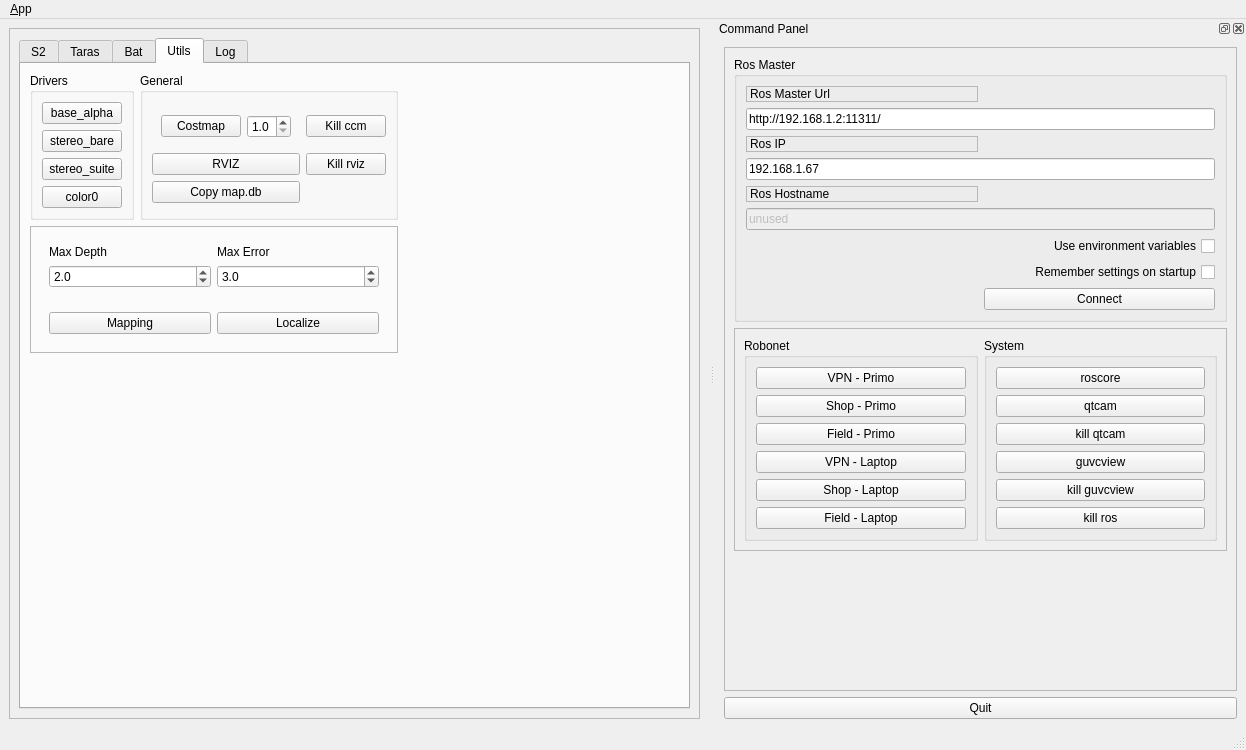
Qt form src/primo_dash/ui/main_window.ui (paulsammut/primo) before a commit.
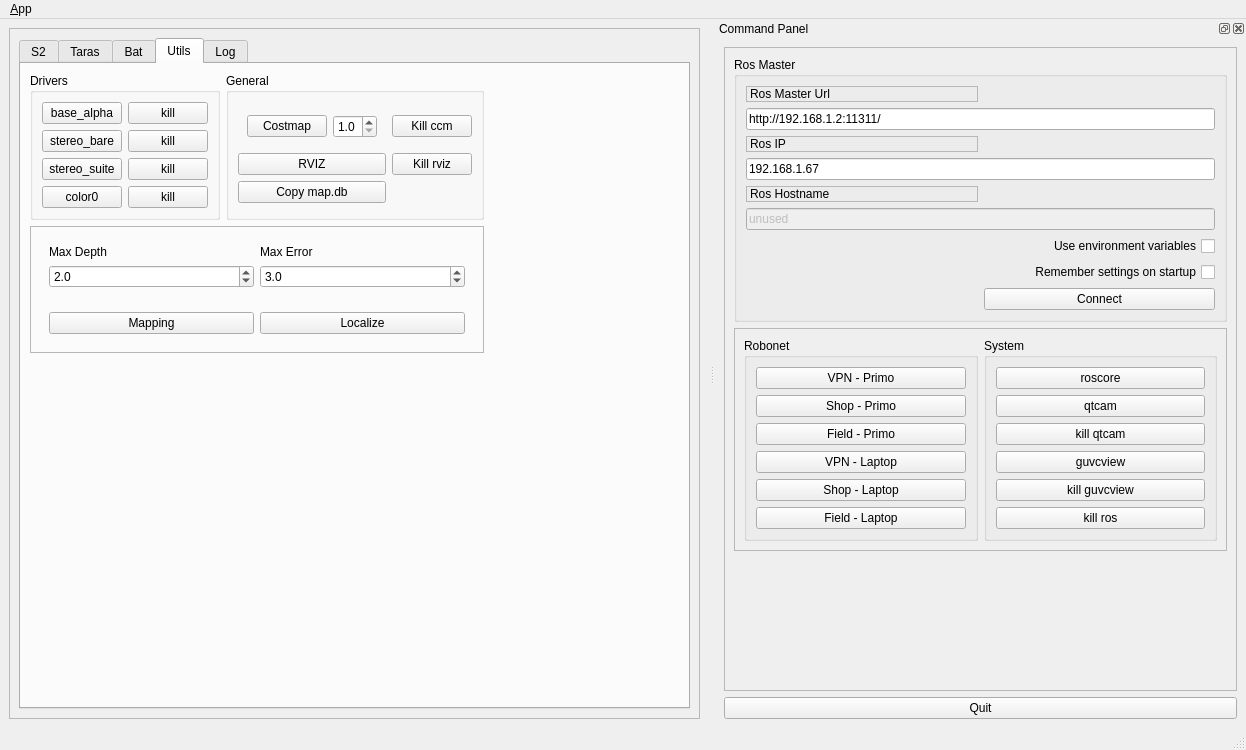
The same form after that commit. Icons and pictures are not drawn.

Commit message: Getting color0 up to snuff

The edit to the form file:
```diff
--- a/src/primo_dash/ui/main_window.ui
+++ b/src/primo_dash/ui/main_window.ui
@@ -758,22 +758,8 @@
              <property name="title">
               <string>Drivers</string>
              </property>
-             <layout class="QVBoxLayout" name="verticalLayout_5">
-              <item>
-               <widget class="QPushButton" name="pb_launch_base_alpha">
-                <property name="text">
-                 <string>base_alpha</string>
-                </property>
-               </widget>
-              </item>
-              <item>
-               <widget class="QPushButton" name="pushButton_4">
-                <property name="text">
-                 <string>stereo_bare</string>
-                </property>
-               </widget>
-              </item>
-              <item>
+             <layout class="QGridLayout" name="gridLayout_10">
+              <item row="2" column="0">
                <widget class="QPushButton" name="pB_stereo_suite">
                 <property name="text">
                  <string>stereo_suite</string>
@@ -787,6 +773,48 @@
                 </property>
                </widget>
               </item>
+              <item row="0" column="0">
+               <widget class="QPushButton" name="pb_launch_base_alpha">
+                <property name="text">
+                 <string>base_alpha</string>
+                </property>
+               </widget>
+              </item>
+              <item row="1" column="0">
+               <widget class="QPushButton" name="pushButton_4">
+                <property name="text">
+                 <string>stereo_bare</string>
+                </property>
+               </widget>
+              </item>
+              <item row="0" column="1">
+               <widget class="QPushButton" name="pB_kill_base_alpha">
+                <property name="text">
+                 <string>kill</string>
+                </property>
+               </widget>
+              </item>
+              <item row="1" column="1">
+               <widget class="QPushButton" name="pB_kill_stereo_bare">
+                <property name="text">
+                 <string>kill</string>
+                </property>
+               </widget>
+              </item>
+              <item row="2" column="1">
+               <widget class="QPushButton" name="pB_kill_stereo_suite">
+                <property name="text">
+                 <string>kill</string>
+                </property>
+               </widget>
+              </item>
+              <item row="3" column="1">
+               <widget class="QPushButton" name="pB_kill_color0">
+                <property name="text">
+                 <string>kill</string>
+                </property>
+               </widget>
+              </item>
              </layout>
             </widget>
            </item>
```
Left out of the diff: 2 changed lines with no effect on the pictures. The commit also changes 7 other files.
